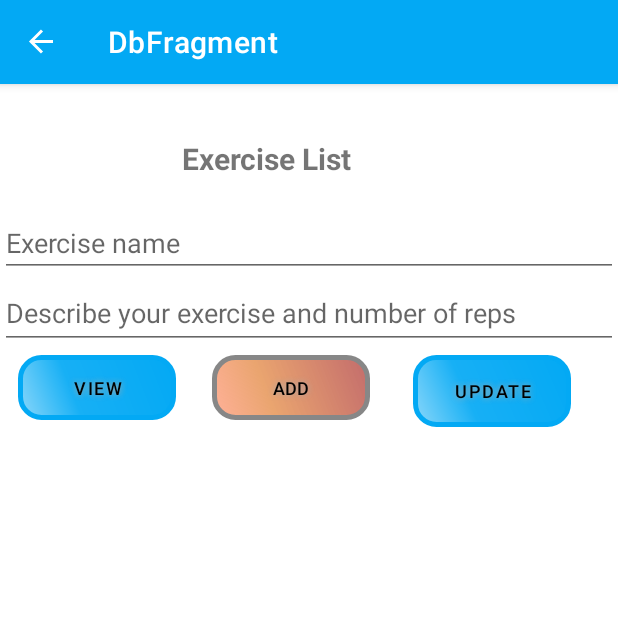
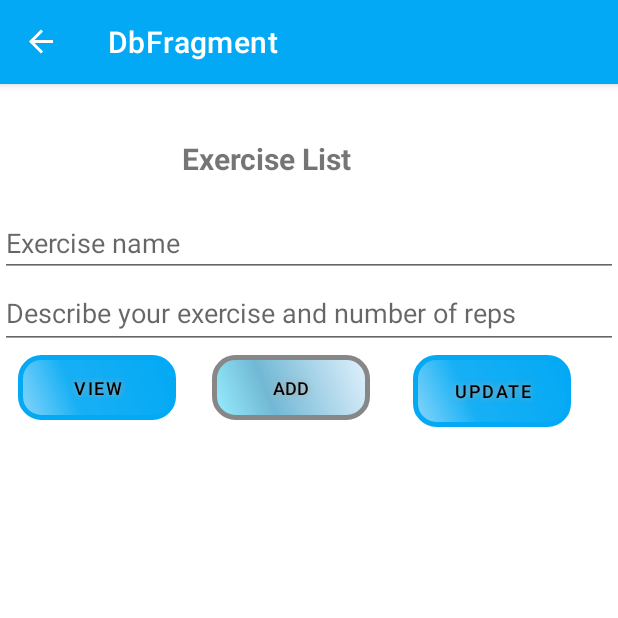
Before and after one commit to Lkrule/ActiveDiet, an Android app: the DbFragment screen opened through its navigation route, on a phone screen of 412 x 824 dp, the top half of it. Run offline under Robolectric (Android 15) with nearby library versions, the phone set to English and light mode, and no system bars; our stand-ins replace Dagger/Hilt's generated code, data binding, navigation-ui.

Commit message:
Update fragment_db.xml
Changed button on xml

```diff
--- a/app/src/main/res/layout/fragment_db.xml
+++ b/app/src/main/res/layout/fragment_db.xml
@@ -45,7 +45,7 @@
         android:layout_width="105dp"
         android:layout_height="43dp"
         android:layout_marginTop="4dp"
-        android:background="@drawable/blue_dark_button"
+        android:background="@drawable/blue_dark1_button"
         android:shadowColor="#A8A8A8"
         android:shadowDx="0"
         android:shadowDy="0"
@@ -64,7 +64,7 @@
         android:layout_width="105dp"
         android:layout_height="43dp"
         android:layout_marginTop="4dp"
-        android:background="@drawable/blue_dark_button"
+        android:background="@drawable/blue_dark1_button"
         android:shadowColor="#A8A8A8"
         android:shadowDx="0"
         android:shadowDy="0"
@@ -92,7 +92,7 @@
         android:layout_width="105dp"
         android:layout_height="48dp"
         android:layout_marginTop="4dp"
-        android:background="@drawable/blue_dark_button"
+        android:background="@drawable/blue_dark1_button"
         android:shadowColor="#A8A8A8"
         android:shadowDx="0"
         android:shadowDy="0"
```
